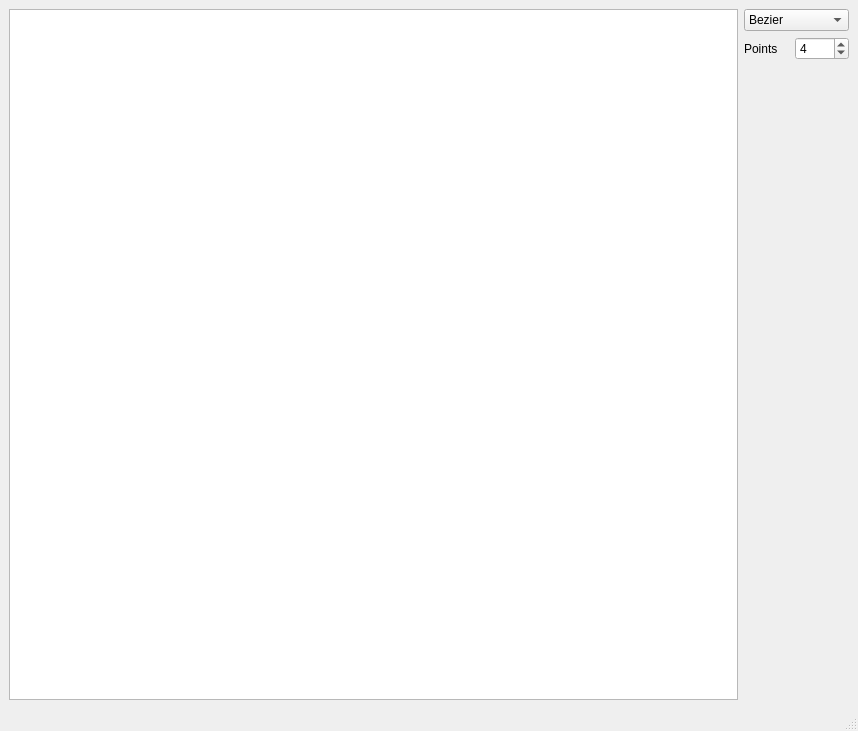
faalbers/CurvePlot, file MainWindow.ui: the form before one commit.
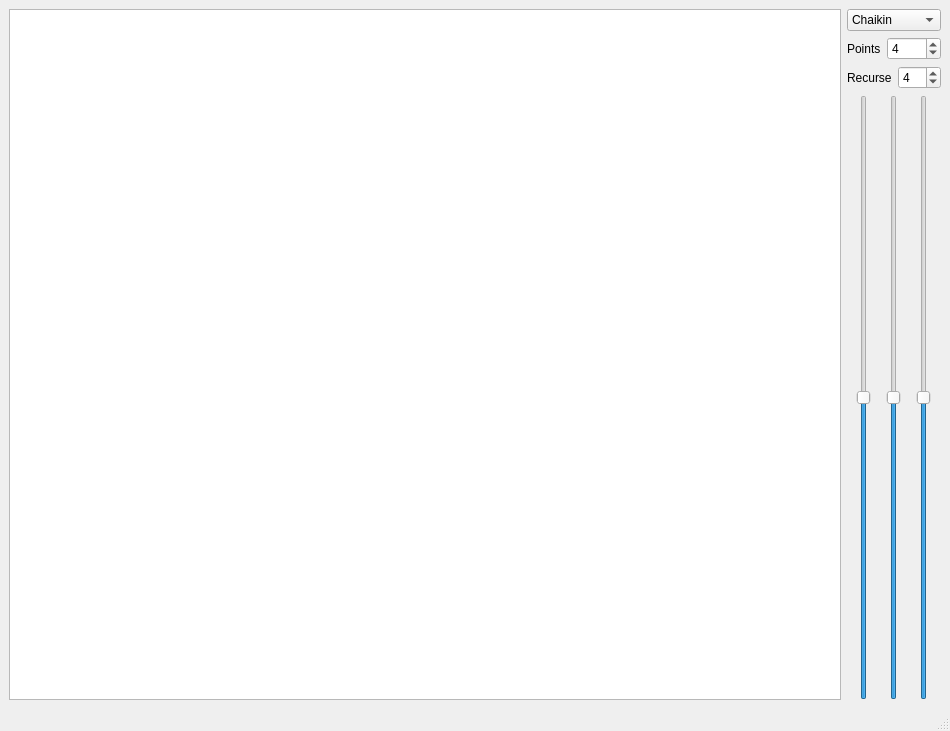
The form after the commit.

What changed in the file:
```diff
--- a/MainWindow.ui
+++ b/MainWindow.ui
@@ -6,7 +6,7 @@
    <rect>
     <x>0</x>
     <y>0</y>
-    <width>858</width>
+    <width>950</width>
     <height>731</height>
    </rect>
   </property>
@@ -14,29 +14,23 @@
    <string>Curve Plotter</string>
   </property>
   <widget class="QWidget" name="centralwidget">
+   <property name="sizePolicy">
+    <sizepolicy hsizetype="Preferred" vsizetype="Preferred">
+     <horstretch>0</horstretch>
+     <verstretch>0</verstretch>
+    </sizepolicy>
+   </property>
    <layout class="QHBoxLayout" name="horizontalLayout_4">
     <item>
      <widget class="QGraphicsView" name="curveView"/>
     </item>
     <item>
      <layout class="QVBoxLayout" name="verticalLayout_2">
+      <property name="sizeConstraint">
+       <enum>QLayout::SetDefaultConstraint</enum>
+      </property>
       <item>
        <widget class="QComboBox" name="curveType">
-        <item>
-         <property name="text">
-          <string>Bezier</string>
-         </property>
-        </item>
-        <item>
-         <property name="text">
-          <string>Bezier3PAlgo</string>
-         </property>
-        </item>
-        <item>
-         <property name="text">
-          <string>Bezier4PAlgo</string>
-         </property>
-        </item>
         <item>
          <property name="text">
           <string>Chaikin</string>
@@ -72,17 +66,68 @@
        </layout>
       </item>
       <item>
-       <spacer name="verticalSpacer">
-        <property name="orientation">
-         <enum>Qt::Vertical</enum>
-        </property>
-        <property name="sizeHint" stdset="0">
-         <size>
-          <width>20</width>
-          <height>40</height>
-         </size>
-        </property>
-       </spacer>
+       <layout class="QHBoxLayout" name="horizontalLayout_2">
+        <item>
+         <widget class="QLabel" name="label_2">
+          <property name="text">
+           <string>Recurse</string>
+          </property>
+         </widget>
+        </item>
+        <item>
+         <widget class="QSpinBox" name="recurse">
+          <property name="value">
+           <number>4</number>
+          </property>
+         </widget>
+        </item>
+       </layout>
+      </item>
+      <item>
+       <layout class="QHBoxLayout" name="horizontalLayout">
+        <item>
+         <widget class="QSlider" name="posX">
+          <property name="minimum">
+           <number>-300</number>
+          </property>
+          <property name="maximum">
+           <number>300</number>
+          </property>
+          <property name="orientation">
+           <enum>Qt::Vertical</enum>
+          </property>
+         </widget>
+        </item>
+        <item>
+         <widget class="QSlider" name="posY">
+          <property name="minimum">
+           <number>-300</number>
+          </property>
+          <property name="maximum">
+           <number>300</number>
+          </property>
+          <property name="orientation">
+           <enum>Qt::Vertical</enum>
+          </property>
+         </widget>
+        </item>
+        <item>
+         <widget class="QSlider" name="rot">
+          <property name="minimum">
+           <number>-1000</number>
+          </property>
+          <property name="maximum">
+           <number>1000</number>
+          </property>
+          <property name="pageStep">
+           <number>100</number>
+          </property>
+          <property name="orientation">
+           <enum>Qt::Vertical</enum>
+          </property>
+         </widget>
+        </item>
+       </layout>
       </item>
      </layout>
     </item>
```
Left out of the diff: 2 changed lines with no effect on the pictures.
